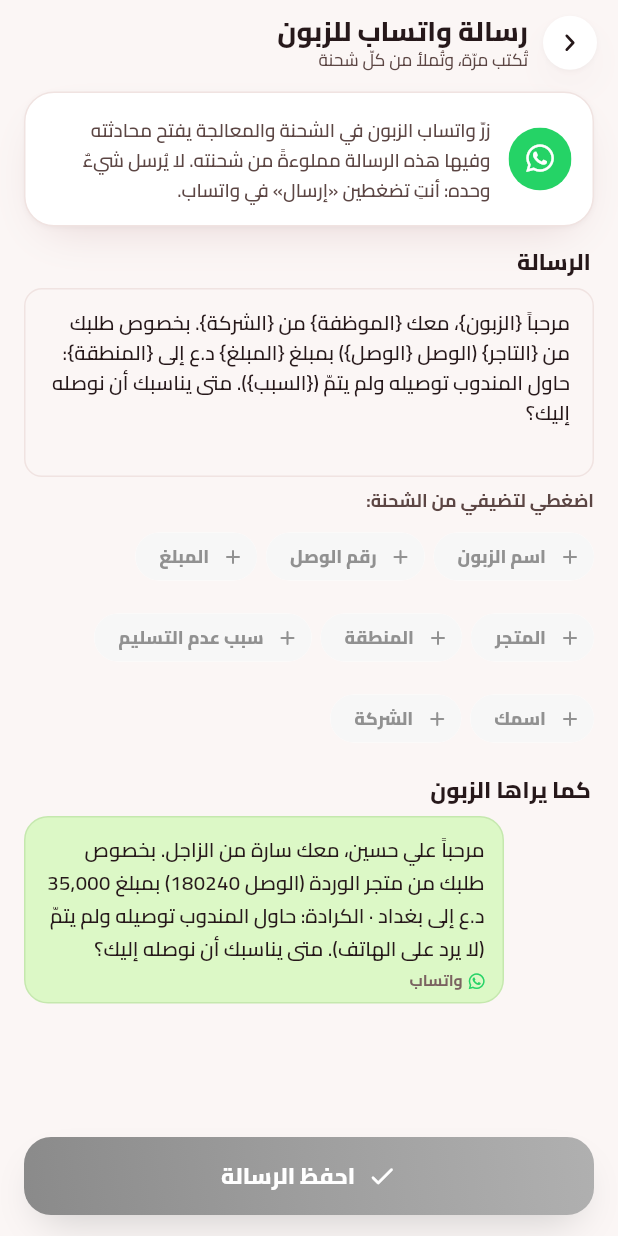
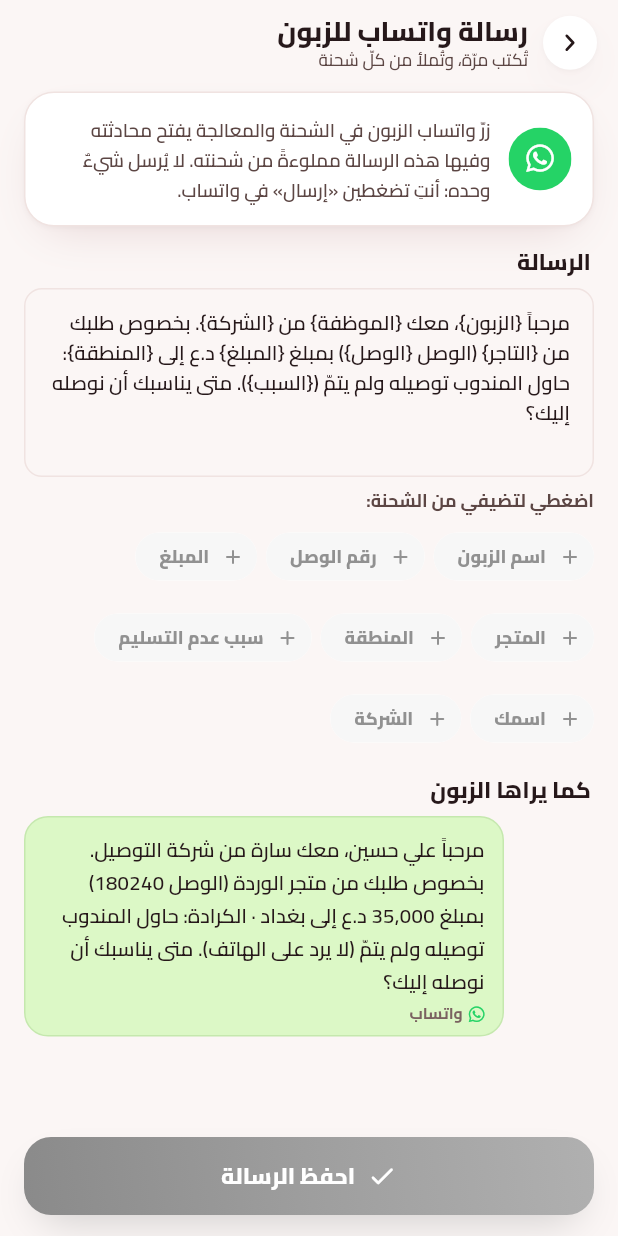
Before and after one commit to xnexgamerx-byte/Zajel, a Flutter app: the WhatsAppTemplateScreen screen opened directly with empty values, on a phone screen of 412 x 824 dp. Run offline on Flutter 3.47's test engine with Material 3 defaults, Android fonts, the phone set to English and light mode, and no system bars; our stand-ins replace file_picker, firebase_core, firebase_messaging, flutter_local_notifications, flutter_map, flutter_secure_storage and 8 more; missing offline and left inert: mobile_scanner, record; accounts and stored records are empty.

Commit message:
Multi-company groundwork: project guide, new-company checklist, no Zajel in code
- CLAUDE.md at the root: the core serves many companies (one codebase,
  one deploy, one database); no company name, colour or address in code;
  new features behind Feature flags, off until enabled per company;
  per-company app configs; one Firebase project for every company's
  apps; secrets outside the repo; how to test and format.
- docs/plan/84-new-company.md: what is already per company, what is
  still Zajel-only in the Android layer and CI (application IDs, labels,
  icons, notification colour, single build), the suggested flavors and
  build matrix, and the steps to add a company (system, apps, Firebase).
- The collection-batch export column "أجور الزاجل" is now "أجور
  التوصيل", and the WhatsApp template preview in the courier and call
  centre apps falls back to the configured company name.

Claude-Session: https://claude.ai/code/session_011MyFYjdxEfnH7Cf76UufxT

```diff
--- a/apps/callcenter/lib/screens/template_screen.dart
+++ b/apps/callcenter/lib/screens/template_screen.dart
@@ -1,6 +1,7 @@
 import 'package:flutter/material.dart';
 import 'package:font_awesome_flutter/font_awesome_flutter.dart';
 
+import '../core/config.dart';
 import '../core/palette.dart';
 import '../core/whatsapp_template.dart';
 import '../widgets/bits.dart';
@@ -63,7 +64,7 @@ class _WhatsAppTemplateScreenState extends State<WhatsAppTemplateScreen> {
       '{المنطقة}': 'بغداد · الكرادة',
       '{السبب}': 'لا يرد على الهاتف',
       '{الموظفة}': WhatsAppTemplate.agent.isEmpty ? 'سارة' : WhatsAppTemplate.agent,
-      '{الشركة}': WhatsAppTemplate.company.isEmpty ? 'الزاجل' : WhatsAppTemplate.company,
+      '{الشركة}': WhatsAppTemplate.company.isEmpty ? AppConfig.companyName : WhatsAppTemplate.company,
     });
     return Scaffold(
       body: SafeArea(
--- a/apps/courier/lib/screens/whatsapp_template_screen.dart
+++ b/apps/courier/lib/screens/whatsapp_template_screen.dart
@@ -1,6 +1,7 @@
 import 'package:flutter/material.dart';
 import 'package:font_awesome_flutter/font_awesome_flutter.dart';
 
+import '../core/config.dart';
 import '../core/palette.dart';
 import '../core/whatsapp.dart';
 import '../widgets/bits.dart';
@@ -61,7 +62,7 @@ class _WhatsAppTemplateScreenState extends State<WhatsAppTemplateScreen> {
       '{المبلغ}': money(35000),
       '{التاجر}': 'متجر الوردة',
       '{المندوب}': WhatsAppTemplate.courier.isEmpty ? 'أحمد' : WhatsAppTemplate.courier,
-      '{الشركة}': WhatsAppTemplate.company.isEmpty ? 'الزاجل' : WhatsAppTemplate.company,
+      '{الشركة}': WhatsAppTemplate.company.isEmpty ? AppConfig.companyName : WhatsAppTemplate.company,
     });
     return Scaffold(
       body: SafeArea(
```
Also changed, not shown: 3 other files.
